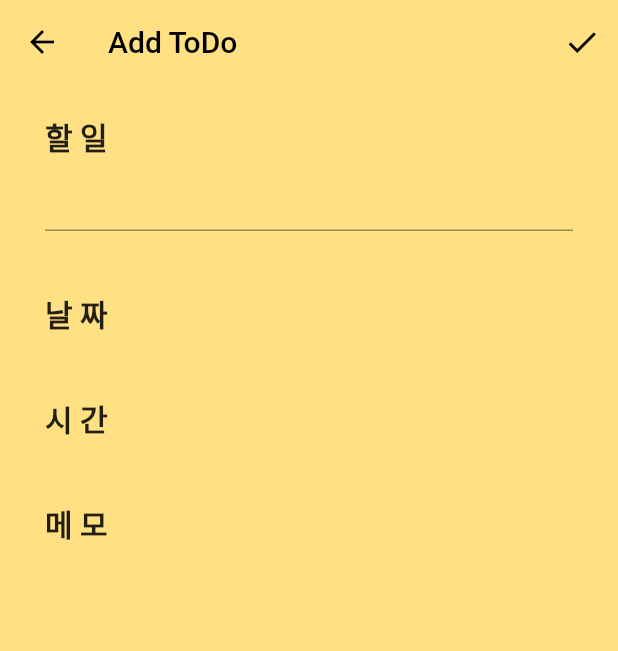
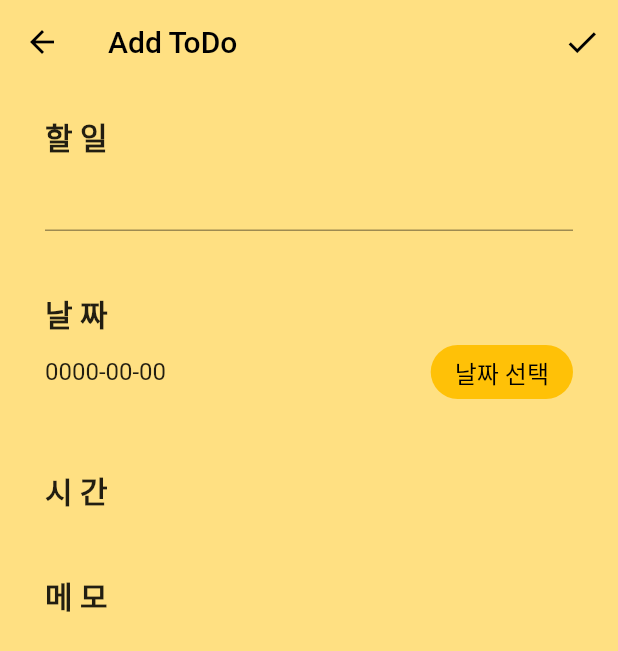
Before and after one commit to TEAM-ALOM/flutterToyProject_wooju, a Flutter app: the AddScreen screen opened directly, on a phone screen of 412 x 824 dp. Shown: the top 651 px of the screen. Run offline on Flutter 3.47's test engine with Material 2 defaults, Android fonts, the phone set to English and light mode, and no system bars.

Commit message:
Add DatePicker and TextEditingController

```diff
--- a/lib/screens/add_screen.dart
+++ b/lib/screens/add_screen.dart
@@ -1,7 +1,10 @@
 import 'package:flutter/material.dart';
+import 'package:todolist/widgets/date_select_widget.dart';
 
 class AddScreen extends StatelessWidget {
-  const AddScreen({super.key});
+  final todoTextController = TextEditingController();
+
+  AddScreen({super.key});
 
   @override
   Widget build(BuildContext context) {
@@ -39,7 +42,9 @@ class AddScreen extends StatelessWidget {
                 fontWeight: FontWeight.w600,
               ),
             ),
-            TextField(),
+            TextField(
+              controller: todoTextController,
+            ),
             SizedBox(
               height: 40,
             ),
@@ -50,6 +55,7 @@ class AddScreen extends StatelessWidget {
                 fontWeight: FontWeight.w600,
               ),
             ),
+            DateSelect(),
             SizedBox(
               height: 40,
             ),
--- /dev/null
+++ b/lib/widgets/date_select_widget.dart
@@ -0,0 +1,53 @@
+import 'package:flutter/material.dart';
+
+class DateSelect extends StatefulWidget {
+  const DateSelect({super.key});
+
+  @override
+  State<DateSelect> createState() => _DateSelectState();
+}
+
+class _DateSelectState extends State<DateSelect> {
+  DateTime? _selectedDate;
+
+  @override
+  Widget build(BuildContext context) {
+    return Row(
+      mainAxisAlignment: MainAxisAlignment.spaceBetween,
+      children: [
+        Text(
+          _selectedDate != null
+              ? _selectedDate.toString().split(" ")[0]
+              : "0000-00-00",
+          style: TextStyle(fontSize: 16),
+        ),
+        ElevatedButton(
+          style: ElevatedButton.styleFrom(
+            backgroundColor: Colors.amber,
+            foregroundColor: Colors.black,
+            shape: RoundedRectangleBorder(
+              borderRadius: BorderRadius.circular(40),
+            ),
+            elevation: 0,
+          ),
+          onPressed: () {
+            showDatePicker(
+              context: context,
+              initialDate: DateTime.now(),
+              firstDate: DateTime.now(),
+              lastDate: DateTime(2030),
+            ).then((selectedDate) {
+              setState(() {
+                _selectedDate = selectedDate;
+              });
+            });
+          },
+          child: Text(
+            '날짜 선택',
+            style: TextStyle(fontSize: 16),
+          ),
+        ),
+      ],
+    );
+  }
+}
--- a/pubspec.yaml
+++ b/pubspec.yaml
@@ -34,6 +34,7 @@ dependencies:
   # The following adds the Cupertino Icons font to your application.
   # Use with the CupertinoIcons class for iOS style icons.
   cupertino_icons: ^1.0.2
+  hive: ^2.2.3
 
 dev_dependencies:
   flutter_test:
```
Also changed, not shown: pubspec.lock.
